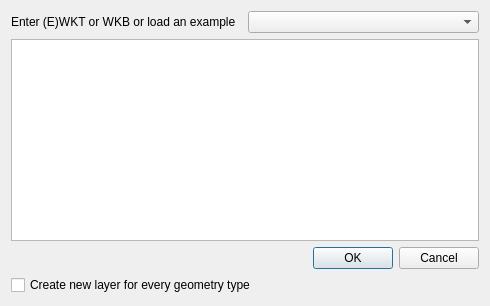
elpaso/quickwkt, file Ui_QuickWKT.ui: the form before one commit.
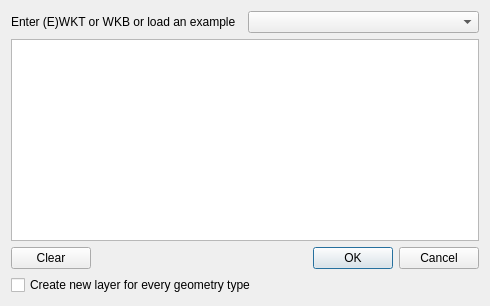
The form after the commit.

Commit message: Version 2.1, clear button

The edit to the form file:
```diff
--- a/Ui_QuickWKT.ui
+++ b/Ui_QuickWKT.ui
@@ -32,6 +32,28 @@
     <widget class="QPlainTextEdit" name="wkt"/>
    </item>
    <item>
+    <layout class="QHBoxLayout" name="horizontalLayout_2">
+     <item>
+      <widget class="QPushButton" name="clearButton">
+       <property name="text">
+        <string>Clear</string>
+       </property>
+      </widget>
+     </item>
+     <item>
+      <spacer name="horizontalSpacer">
+       <property name="orientation">
+        <enum>Qt::Horizontal</enum>
+       </property>
+       <property name="sizeHint" stdset="0">
+        <size>
+         <width>40</width>
+         <height>20</height>
+        </size>
+       </property>
+      </spacer>
+     </item>
+     <item>
     <widget class="QDialogButtonBox" name="buttonBox">
      <property name="orientation">
       <enum>Qt::Horizontal</enum>
@@ -40,6 +62,8 @@
       <set>QDialogButtonBox::Cancel|QDialogButtonBox::Ok</set>
      </property>
     </widget>
+     </item>
+    </layout>
    </item>
    <item>
     <widget class="QCheckBox" name="cbxnewlayer">
```
Lines whose indentation alone changed are shown as unchanged. The commit also changes 3 other files.
